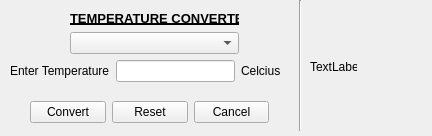
Before: the Qt Designer form temperature_converter/temperature_converter.ui in aviikc/gui, drawn with Qt 5.
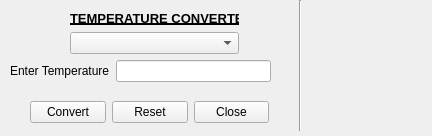
After: the same form once the commit is applied.

Commit message: temp converter final updated

Patch:
```diff
--- a/temperature_converter/temperature_converter.ui
+++ b/temperature_converter/temperature_converter.ui
@@ -21,12 +21,15 @@
     <rect>
      <x>310</x>
      <y>60</y>
-     <width>47</width>
-     <height>13</height>
+     <width>101</width>
+     <height>16</height>
     </rect>
    </property>
+   <property name="styleSheet">
+    <string notr="true"/>
+   </property>
    <property name="text">
-    <string>TextLabel</string>
+    <string/>
    </property>
   </widget>
   <widget class="Line" name="line">
@@ -42,7 +45,7 @@
     <enum>Qt::Vertical</enum>
    </property>
   </widget>
-  <widget class="QWidget" name="">
+  <widget class="QWidget" name="layoutWidget">
    <property name="geometry">
     <rect>
      <x>70</x>
@@ -72,7 +75,7 @@
     </item>
    </layout>
   </widget>
-  <widget class="QWidget" name="">
+  <widget class="QWidget" name="layoutWidget">
    <property name="geometry">
     <rect>
      <x>10</x>
@@ -95,13 +98,13 @@
     <item>
      <widget class="QLabel" name="label_2">
       <property name="text">
-       <string>Celcius</string>
+       <string> </string>
       </property>
      </widget>
     </item>
    </layout>
   </widget>
-  <widget class="QWidget" name="">
+  <widget class="QWidget" name="layoutWidget">
    <property name="geometry">
     <rect>
      <x>30</x>
@@ -128,7 +131,7 @@
     <item>
      <widget class="QPushButton" name="pushButton_cancel">
       <property name="text">
-       <string>Cancel</string>
+       <string>Close</string>
       </property>
      </widget>
     </item>
```
Left out of the diff: 10 changed lines with no effect on the pictures. The commit also changes 5 other files.
